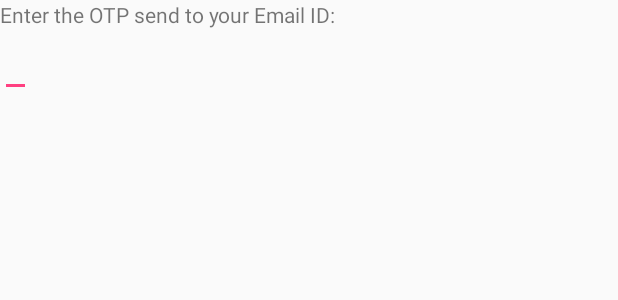
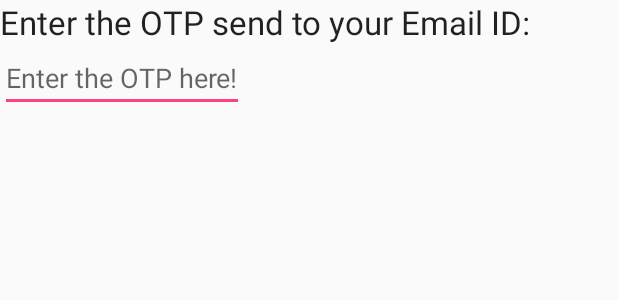
Before and after one commit to Pronoy999/Classistant, an Android app: the layout otp_layout.xml on its own in the app's theme, with its tools: preview values and no code run, on a phone screen of 412 x 824 dp. Shown: the top 300 px of the screen. Run offline under Robolectric (Android 15) with nearby library versions, the phone set to English and light mode, and no system bars.

Commit message:
OTP verification code added.

```diff
--- a/app/src/main/res/layout/otp_layout.xml
+++ b/app/src/main/res/layout/otp_layout.xml
@@ -6,9 +6,11 @@
     <TextView
         android:layout_width="wrap_content"
         android:layout_height="wrap_content"
-        android:text="@string/otp"/>
+        android:text="@string/otp"
+        android:textAppearance="?android:attr/textAppearanceLarge"/>
     <EditText
         android:layout_width="wrap_content"
         android:layout_height="wrap_content"
-        android:id="@+id/otp"/>
+        android:id="@+id/otp"
+        android:hint="@string/OTP_HINT"/>
 </LinearLayout>
--- a/app/src/main/res/values/strings.xml
+++ b/app/src/main/res/values/strings.xml
@@ -8,4 +8,5 @@
     <string name="EnterPhone">Phone Number</string>
     <string name="EnterDepartment">Department</string>
     <string name="EnterEmail">Email</string>
+    <string name="OTP_HINT">Enter the OTP here!</string>
 </resources>
```
Also changed, not shown: app/src/main/java/com/project/classistant/StudentRegisterActivity.java (+30 -3 lines).
